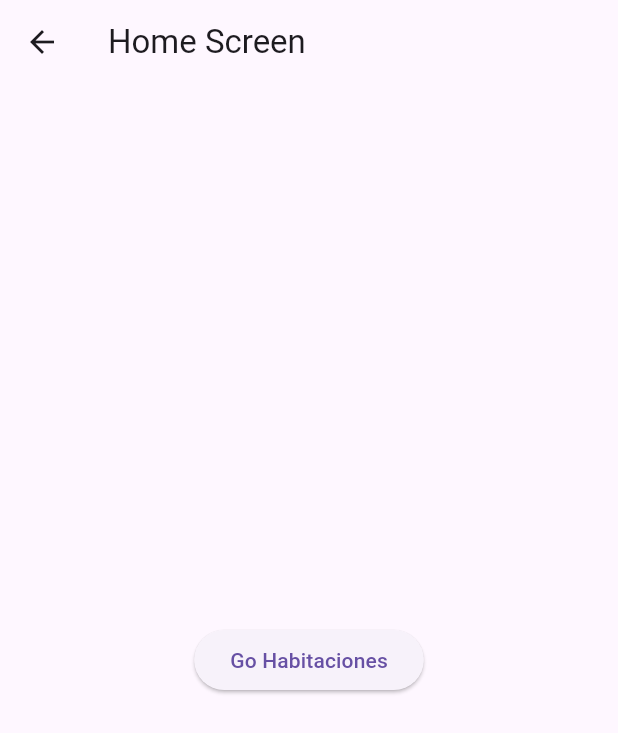
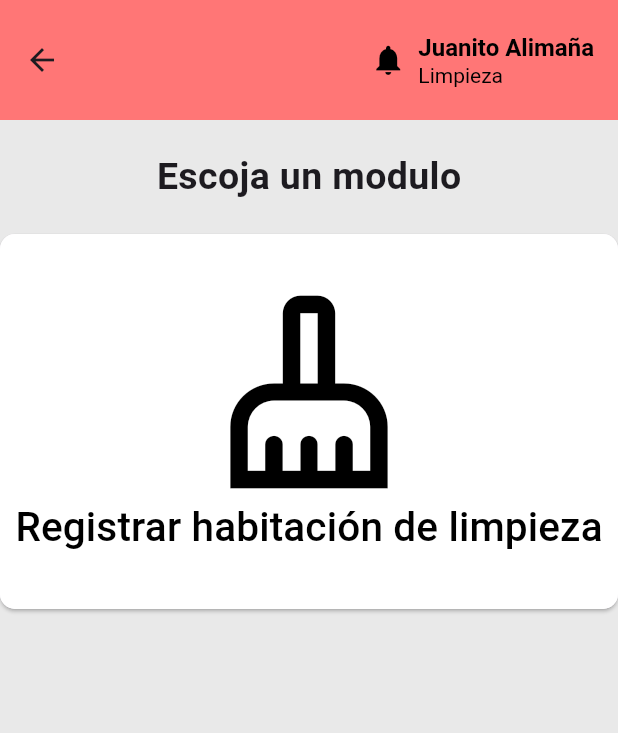
Before and after one commit to H4rolDev/Proyect-Flutter-Hospedaje-Formula1, a Flutter app: the Home screen opened by its route, on a phone screen of 412 x 824 dp. Shown: the top 733 px of the screen. Run offline on Flutter 3.47's test engine with Material 3 defaults, Android fonts, the phone set to English and light mode, and no system bars.

Commit message:
Estructurando la parte de limpieza. Screen modulos y login finalizado.

```diff
--- a/lib/core/colors.dart
+++ b/lib/core/colors.dart
@@ -1,5 +1,15 @@
 import 'dart:ui';
+
+import 'package:flutter/material.dart';
 
 class AppColors{
   static Color loginBg = Color(0xffD9D3C1);
+  static Color appBarAllScreens = Color(0xffFF7676);
+  static Color buttons = Color(0xffF22738);
+  static Color bgAllScreens = Color(0xffE9E9E9);
+  static Color bgStateOcupado = Color(0xff007BFF);
+  static Color bgStatePorLimpiar = Color(0xffDC3545);
+  static Color bgStateEnLimpieza = Color(0xffFFC107);
+  static Color bgStateSeleccionado = Color(0xffD9D9D9);
+  static Color bgStateLibre = Color(0xffffffff);
 }
--- a/lib/presentation/screens/habitaciones.dart
+++ b/lib/presentation/screens/habitaciones.dart
@@ -1,19 +1,25 @@
 import 'package:flutter/material.dart';
+import 'package:flutter_hospedajef1/presentation/widgets/widgetBar.dart';
 
 class Habitaciones extends StatelessWidget {
   @override
   Widget build(BuildContext context) {
     return Scaffold(
-      appBar: AppBar(
-        title: Text('Habitaciones Screen'),
-      ),
+      appBar: widgetBar(),
       body: Center(
-        child: ElevatedButton(
-          onPressed: () {
-            Navigator.pop(context); // Regresa a la pantalla anterior
-          },
-          child: Text('Go Back'),
-        ),
+        child: Column(
+          children: [
+            SizedBox(height: 20,),
+            Text(
+              'Limpieza',
+              style: TextStyle(
+                fontSize: 25.0,
+                fontWeight: FontWeight.bold
+
+              ),
+            )
+          ],
+        )
       ),
     );
   }
--- a/lib/presentation/screens/home.dart
+++ b/lib/presentation/screens/home.dart
@@ -1,21 +1,70 @@
 import 'package:flutter/material.dart';
+import 'package:flutter_hospedajef1/core/colors.dart';
+import 'package:flutter_hospedajef1/presentation/widgets/widgetBar.dart';
 import '../navigation/app_routes.dart';
+
 
 class Home extends StatelessWidget {
   @override
   Widget build(BuildContext context) {
     return Scaffold(
-      appBar: AppBar(
-        title: Text('Home Screen'),
-      ),
+      backgroundColor: AppColors.bgAllScreens,
+      appBar: widgetBar(),
       body: Center(
-        child: ElevatedButton(
-          onPressed: () {
-            Navigator.pushNamed(context, AppRoutes.habitaciones);
-          },
-          child: Text('Go Habitaciones'),
+        child: Column(
+          children: [
+            SizedBox(height: 20,),
+            Text(
+              'Escoja un modulo',
+              style: TextStyle(
+                fontSize: 25.0,
+                fontWeight: FontWeight.bold
+              ),
+            ),
+            SizedBox(height: 20,),
+            ElevatedButton(
+              onPressed:(){ Navigator.pushNamed(context, AppRoutes.habitaciones);
+              },
+              style: ElevatedButton.styleFrom(
+                padding: EdgeInsets.zero,
+                shape: RoundedRectangleBorder(
+                  borderRadius: BorderRadius.circular(10),
+                )
+              ),
+              child: Ink(
+                decoration: BoxDecoration(
+                  color: Colors.white,
+                  borderRadius: BorderRadius.circular(10),
+                ),
+                child: SizedBox(
+                  width: 550,
+                  height: 250,
+                  child: Column(
+                    mainAxisAlignment: MainAxisAlignment.center,
+                    crossAxisAlignment: CrossAxisAlignment.center,
+                    children:[
+                      Icon(
+                        Icons.cleaning_services_outlined,
+                          color: Colors.black,
+                          size: 140.0,
+                        ),
+                      Text(
+                        'Registrar habitación de limpieza',
+                        style: TextStyle(
+                          fontSize: 27.0,
+                          fontWeight: FontWeight.w500,
+                          color: Colors.black
+                        ),
+                      )
+                    ],
+                  ),
+                ),
+
+              ),
+            )
+          ],
         ),
-      ),
+      )
     );
   }
 }
--- a/lib/presentation/screens/login.dart
+++ b/lib/presentation/screens/login.dart
@@ -78,7 +78,7 @@ class Login extends StatelessWidget {
               SizedBox(height: 25),
               ElevatedButton(
                 onPressed: () {
-                  Navigator.pushNamed(context, AppRoutes.home);
+                  Navigator.pushReplacementNamed(context, AppRoutes.home);
                 },
                 style: ElevatedButton.styleFrom(
                   padding: EdgeInsets.zero,
--- /dev/null
+++ b/lib/presentation/widgets/widgetBar.dart
@@ -0,0 +1,43 @@
+import 'package:flutter/material.dart';
+import 'package:flutter_hospedajef1/core/colors.dart';
+
+class widgetBar extends StatelessWidget implements PreferredSizeWidget {
+  const widgetBar({super.key});
+
+  @override
+  Widget build(BuildContext context) {
+    return AppBar(
+      backgroundColor: AppColors.appBarAllScreens,
+        toolbarHeight: 80,
+        title: Row(
+          mainAxisAlignment: MainAxisAlignment.end, // Mueve los elementos a la derecha
+          children: [
+            Icon(Icons.notifications, color: Colors.black, size: 24), // Icono de campana
+            SizedBox(width: 8), // Espacio entre icono y texto
+            Column(
+              crossAxisAlignment: CrossAxisAlignment.start, // Alinea los textos a la izquierda
+              children: [
+                Text(
+                  'Juanito Alimaña',
+                  style: TextStyle(
+                    color: Colors.black, // Color del texto
+                    fontWeight: FontWeight.bold, // Texto en negrita
+                    fontSize: 16, // Tamaño del texto
+                  ),
+                ),
+                Text(
+                  'Limpieza',
+                  style: TextStyle(
+                    color: Colors.black, // Color del texto
+                    fontSize: 14, // Tamaño más pequeño para la segunda línea
+                  ),
+                ),
+              ],
+            ),
+          ],
+        ),
+    );
+  }
+  @override
+  Size get preferredSize => const Size.fromHeight(80);
+}
```
